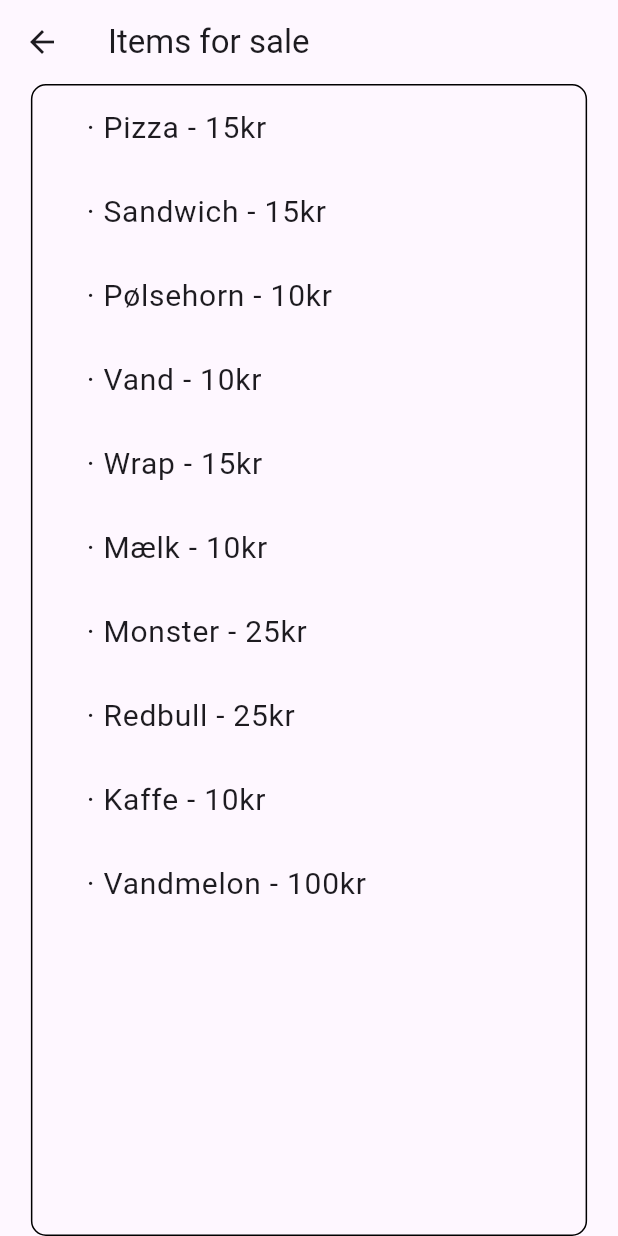
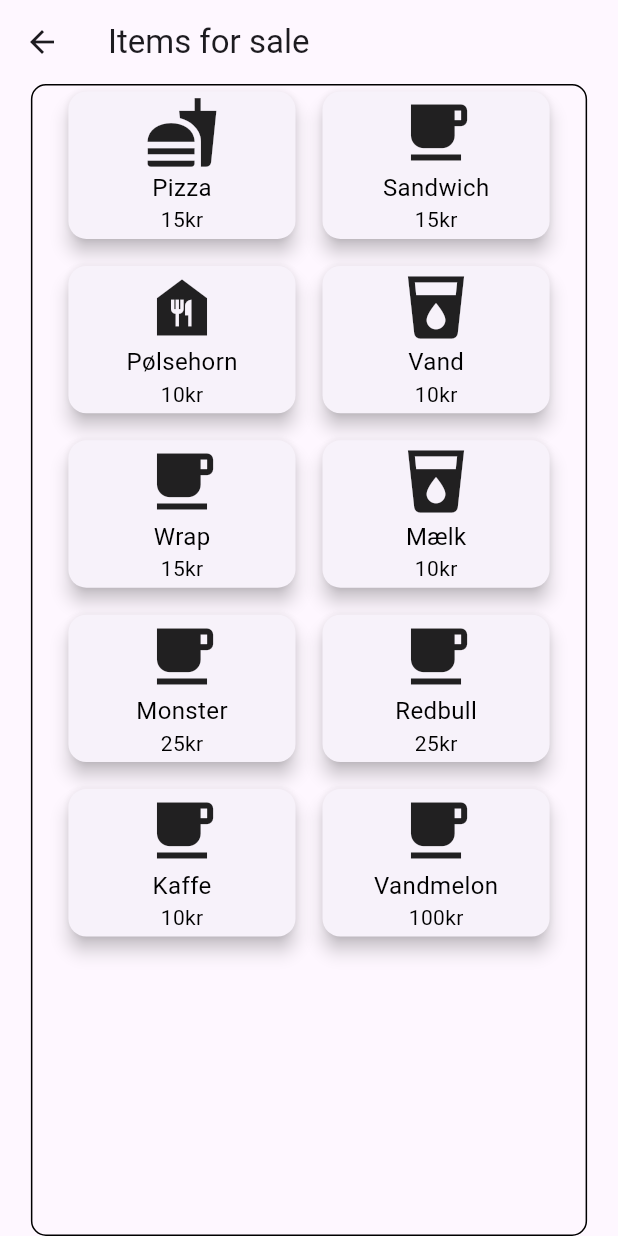
Before and after one commit to WaddenSeaSolutions/smart_cafeteria_app, a Flutter app: the HomeScreen screen opened by its route, on a phone screen of 412 x 824 dp. Run offline on Flutter 3.47's test engine with Material 3 defaults, Android fonts, the phone set to English and light mode, and no system bars; our stand-ins replace flutter_secure_storage; accounts and stored records are empty; network calls fail.

Commit message:
order in mobile soon to be finished

```diff
--- a/lib/pages/home.dart
+++ b/lib/pages/home.dart
@@ -1,6 +1,19 @@
 import 'package:flutter/material.dart';
 
 class HomeScreen extends StatelessWidget {
+  final List<Map<String, dynamic>> items = [
+    {'name': 'Pizza', 'price': '15kr', 'icon': Icons.fastfood},
+    {'name': 'Sandwich', 'price': '15kr', 'icon': Icons.local_cafe},
+    {'name': 'Pølsehorn', 'price': '10kr', 'icon': Icons.food_bank},
+    {'name': 'Vand', 'price': '10kr', 'icon': Icons.local_drink},
+    {'name': 'Wrap', 'price': '15kr', 'icon': Icons.local_cafe},
+    {'name': 'Mælk', 'price': '10kr', 'icon': Icons.local_drink},
+    {'name': 'Monster', 'price': '25kr', 'icon': Icons.local_cafe},
+    {'name': 'Redbull', 'price': '25kr', 'icon': Icons.local_cafe},
+    {'name': 'Kaffe', 'price': '10kr', 'icon': Icons.local_cafe},
+    {'name': 'Vandmelon', 'price': '100kr', 'icon': Icons.local_cafe},
+  ];
+
   @override
   Widget build(BuildContext context) {
     return Scaffold(
@@ -18,36 +31,40 @@ class HomeScreen extends StatelessWidget {
             border: Border.all(color: Colors.black),
             borderRadius: BorderRadius.circular(10.0),
           ),
-          child: ListView(
-
-            children: [
-              _cafeteriaItem('· Pizza - 15kr', context),
-              _cafeteriaItem('· Sandwich - 15kr', context),
-              _cafeteriaItem('· Pølsehorn - 10kr', context),
-              _cafeteriaItem('· Vand - 10kr', context),
-              _cafeteriaItem('· Wrap - 15kr', context),
-              _cafeteriaItem('· Mælk - 10kr', context),
-              _cafeteriaItem('· Monster - 25kr', context),
-              _cafeteriaItem('· Redbull - 25kr', context),
-              _cafeteriaItem('· Kaffe - 10kr', context),
-              _cafeteriaItem('· Vandmelon - 100kr', context),
-
-              // Add more items as needed
-            ],
+          child: GridView.builder(
+            gridDelegate: SliverGridDelegateWithFixedCrossAxisCount(
+              crossAxisCount: 2,
+              childAspectRatio: 3 / 2,
+              crossAxisSpacing: 10,
+              mainAxisSpacing: 10,
+            ),
+            itemCount: items.length,
+            itemBuilder: (ctx, i) => _cafeteriaItem(items[i], context),
           ),
         ),
       ),
     );
   }
 
-  Widget _cafeteriaItem(String itemName, BuildContext context) {
-    return ListTile(
-      title: Text(
-        itemName,
-        style: TextStyle(
-          fontSize: 20.0, // Set the font size to 18
-          // You can also adjust other text properties like fontWeight, color, etc. here
-        ),
+  Widget _cafeteriaItem(Map<String, dynamic> item, BuildContext context) {
+    return Card(
+      elevation: 5,
+      child: Column(
+        mainAxisAlignment: MainAxisAlignment.center,
+        children: <Widget>[
+          Icon(
+            item['icon'],
+            size: 50,
+          ),
+          Text(
+            item['name'],
+            style: TextStyle(fontSize: 16.0, color: Colors.black), // Set the text color to black
+          ),
+          Text(
+            item['price'],
+            style: TextStyle(fontSize: 14.0, color: Colors.black), // Set the text color to black
+          ),
+        ],
       ),
     );
   }
```
Also changed, not shown: lib/managers/websocket_manager.dart (+10 -1 lines), lib/pages/order_page.dart (+32 -15 lines).
